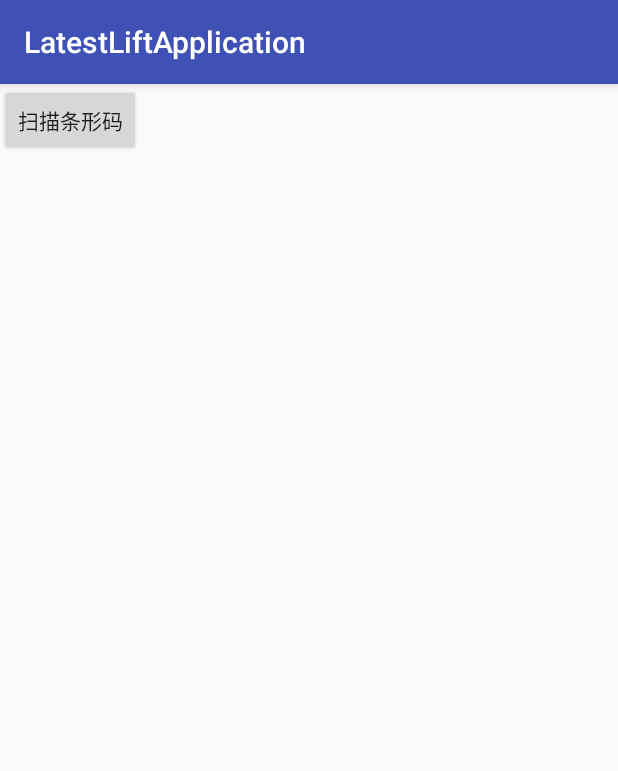
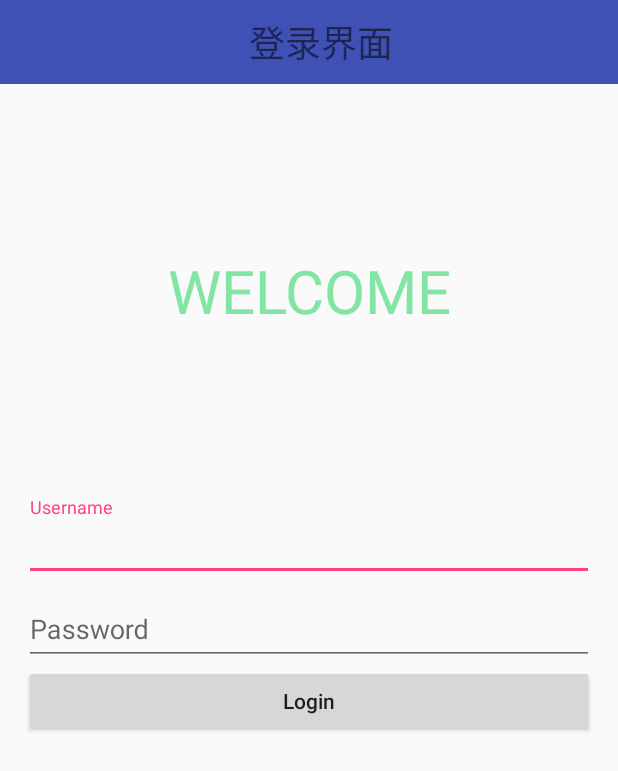
Before and after one commit to seuxxd/LatestLiftApplication, an Android app: the screen it shows after launch (UIActivity before the commit, LoginActivity after it), on a phone screen of 412 x 824 dp. Shown: the top 771 px of the screen. Run offline under Robolectric (Android 15) with nearby library versions, the phone set to English and light mode, and no system bars; our stand-ins replace ButterKnife.

Commit message:
2017-09-11 第二次更新

```diff
--- a/app/build.gradle
+++ b/app/build.gradle
@@ -35,4 +35,5 @@ dependencies {
     compile 'com.google.code.gson:gson:2.8.1'
     compile 'com.jakewharton:butterknife:8.8.1'
     annotationProcessor 'com.jakewharton:butterknife-compiler:8.8.1'
+    compile 'com.android.support:design:25.3.1'
 }
--- a/app/src/main/AndroidManifest.xml
+++ b/app/src/main/AndroidManifest.xml
@@ -2,11 +2,10 @@
 <manifest xmlns:android="http://schemas.android.com/apk/res/android"
           package="com.product.xxd.latestliftapplication">
 
-    <!--权限设置-->
-    <!--Zxing库是一个二维码扫描库，需要相机的使用权限-->
+    <!-- 权限设置 -->
+    <!-- Zxing库是一个二维码扫描库，需要相机的使用权限 -->
     <uses-permission android:name="android.permission.CAMERA"/>
     <uses-permission android:name="android.permission.VIBRATE"/>
-
 
     <application
         android:allowBackup="true"
@@ -15,14 +14,17 @@
         android:supportsRtl="true"
         android:theme="@style/AppTheme">
         <activity android:name=".UIActivity">
+
+        </activity>
+        <!-- 这个是扫描条形码的activity，不需要其他的任何设置，声明一下即可 -->
+        <activity android:name="zxing.activity.CaptureActivity"/>
+        <activity android:name=".LoginActivity">
             <intent-filter>
                 <action android:name="android.intent.action.MAIN"/>
 
                 <category android:name="android.intent.category.LAUNCHER"/>
             </intent-filter>
         </activity>
-        <!--这个是扫描条形码的activity，不需要其他的任何设置，声明一下即可-->
-        <activity android:name="zxing.activity.CaptureActivity"/>
     </application>
 
 </manifest>
--- /dev/null
+++ b/app/src/main/java/com/product/xxd/latestliftapplication/LoginActivity.java
@@ -0,0 +1,54 @@
+package com.product.xxd.latestliftapplication;
+
+import android.os.PersistableBundle;
+import android.support.design.widget.TextInputLayout;
+import android.support.v7.app.AppCompatActivity;
+import android.os.Bundle;
+import android.support.v7.widget.Toolbar;
+import android.text.Editable;
+import android.text.TextWatcher;
+import android.view.MotionEvent;
+import android.view.View;
+import android.widget.EditText;
+import android.widget.TextView;
+
+import butterknife.BindString;
+import butterknife.BindView;
+import butterknife.ButterKnife;
+
+public class LoginActivity extends AppCompatActivity {
+
+//    用户名的管理布局
+    @BindView(R.id.textinputuser)
+    TextInputLayout mUsernameTextInput;
+//    用户名的编辑框
+    @BindView(R.id.username)
+    EditText mUsername;
+//    密码的管理布局
+    @BindView(R.id.textinputpass)
+    TextInputLayout mPasswordTextInput;
+//    密码的编辑框
+    @BindView(R.id.password)
+    EditText mPassword;
+//    工具栏的引用
+    @BindView(R.id.login_toolbar)
+    Toolbar mToolbar;
+    @BindView(R.id.toolbar_title)
+    TextView mToolbarTitle;
+//    字符串的绑定
+    @BindString(R.string.login_title)
+    String mTitleString;
+
+    @Override
+    protected void onCreate(Bundle savedInstanceState) {
+        super.onCreate(savedInstanceState);
+        setContentView(R.layout.activity_login);
+        ButterKnife.bind(this);
+        mUsernameTextInput.setHint("Username");
+        mPasswordTextInput.setHint("Password");
+//        mToolbar.setTitle(mTitle);
+        mToolbarTitle.setText(mTitleString);
+        setSupportActionBar(mToolbar);
+    }
+
+}
--- a/app/src/main/java/com/product/xxd/latestliftapplication/UIActivity.java
+++ b/app/src/main/java/com/product/xxd/latestliftapplication/UIActivity.java
@@ -15,10 +15,15 @@ import zxing.activity.CaptureActivity;
 
 public class UIActivity extends AppCompatActivity {
 
+//    调试用的标记
     private static final String TAG = "UIActivity";
+//    上传时的设备编号
+    private String mLiftInfo ;
 
+//    扫描二维码的按键
     @BindView(R.id.scan_button)
     Button mButtonScanCode;
+//    二维码扫描按钮的事件响应
     @OnClick(R.id.scan_button)
     public void scan_button(){
         Log.i(TAG, "scanCode: " + "pressed");
@@ -44,10 +49,11 @@ public class UIActivity extends AppCompatActivity {
 //            这个是扫描二维码的Activity处理部分
             case ActivityResultCode.SCAN_REQUEST_CODE:
                 if (resultCode == ActivityResultCode.SCAN_RESULT_OK){
-                    Log.i(TAG, "onActivityResult: " + data.getStringExtra("result"));
+                    Toast.makeText(this, "扫码成功", Toast.LENGTH_SHORT).show();
+                    mLiftInfo = data.getStringExtra("result");
                 }
                 else if (resultCode == ActivityResultCode.SCAN_RESULT_FAILED){
-                    Log.i(TAG, "onActivityResult: " + "scanfailed");
+                    Toast.makeText(this, "扫码失败，请重试", Toast.LENGTH_SHORT).show();
                 }
                 break;
             default:
--- /dev/null
+++ b/app/src/main/res/layout/activity_login.xml
@@ -0,0 +1,77 @@
+<?xml version="1.0" encoding="utf-8"?>
+<LinearLayout
+    xmlns:android="http://schemas.android.com/apk/res/android"
+    xmlns:tools="http://schemas.android.com/tools"
+    android:id="@+id/activity_login"
+    android:layout_width="match_parent"
+    android:layout_height="match_parent"
+    android:orientation="vertical"
+    tools:context="com.product.xxd.latestliftapplication.LoginActivity">
+
+    <!--toolbar的引用-->
+    <include layout="@layout/toolbar"/>
+    <!--欢迎界面-->
+    <LinearLayout
+        android:id="@+id/welcome_section"
+        android:layout_weight="0.4"
+        android:orientation="vertical"
+        android:layout_width="match_parent"
+        android:layout_height="wrap_content">
+        <TextView
+            android:id="@+id/welcome_title"
+            android:textSize="40sp"
+            android:gravity="center"
+            android:text="@string/welcome_title"
+            android:textColor="#83e5a4"
+            android:layout_width="match_parent"
+            android:layout_height="match_parent"/>
+    </LinearLayout>
+
+    <!--用户名以及密码区域-->
+    <RelativeLayout
+        android:layout_weight="0.6"
+        android:layout_width="match_parent"
+        android:layout_height="wrap_content">
+        <android.support.design.widget.TextInputLayout
+            android:id="@+id/textinputuser"
+            android:layout_marginLeft="16dp"
+            android:layout_marginRight="16dp"
+            android:layout_width="match_parent"
+            android:layout_height="wrap_content">
+            <EditText
+                android:id="@+id/username"
+                android:hint="@string/username_hint"
+                android:layout_width="match_parent"
+                android:layout_height="wrap_content"/>
+        </android.support.design.widget.TextInputLayout>
+
+
+        <!--密码-->
+        <android.support.design.widget.TextInputLayout
+            android:id="@+id/textinputpass"
+            android:layout_alignParentStart="true"
+            android:layout_below="@id/textinputuser"
+            android:layout_marginLeft="16dp"
+            android:layout_marginRight="16dp"
+            android:layout_width="match_parent"
+            android:layout_height="wrap_content">
+            <EditText
+                android:id="@+id/password"
+                android:hint="@string/password_hint"
+                android:inputType="textPassword"
+                android:layout_width="match_parent"
+                android:layout_height="wrap_content"/>
+        </android.support.design.widget.TextInputLayout>
+
+        <Button
+            android:id="@+id/login_button"
+            android:layout_below="@id/textinputpass"
+            android:layout_marginLeft="16dp"
+            android:layout_marginRight="16dp"
+            android:text="@string/login_button"
+            android:textAllCaps="false"
+            android:layout_width="match_parent"
+            android:layout_height="wrap_content"/>
+    </RelativeLayout>
+
+</LinearLayout>
--- /dev/null
+++ b/app/src/main/res/layout/toolbar.xml
@@ -0,0 +1,16 @@
+<?xml version="1.0" encoding="utf-8"?>
+<android.support.v7.widget.Toolbar
+    xmlns:android="http://schemas.android.com/apk/res/android"
+    android:id="@+id/login_toolbar"
+    android:minHeight="?attr/actionBarSize"
+    android:background="?attr/colorPrimary"
+    android:layout_width="match_parent"
+    android:layout_height="wrap_content">
+    <TextView
+        android:id="@+id/toolbar_title"
+        android:gravity="center"
+        android:textSize="24sp"
+        android:singleLine="true"
+        android:layout_width="match_parent"
+        android:layout_height="match_parent"/>
+</android.support.v7.widget.Toolbar>
--- /dev/null
+++ b/app/src/main/res/values-w820dp/dimens.xml
@@ -0,0 +1,6 @@
+<resources>
+    <!-- Example customization of dimensions originally defined in res/values/dimens.xml
+         (such as screen margins) for screens with more than 820dp of available width. This
+         would include 7" and 10" devices in landscape (~960dp and ~1280dp respectively). -->
+    <dimen name="activity_horizontal_margin">64dp</dimen>
+</resources>
--- /dev/null
+++ b/app/src/main/res/values/dimens.xml
@@ -0,0 +1,5 @@
+<resources>
+    <!-- Default screen margins, per the Android Design guidelines. -->
+    <dimen name="activity_horizontal_margin">16dp</dimen>
+    <dimen name="activity_vertical_margin">16dp</dimen>
+</resources>
--- a/app/src/main/res/values/strings.xml
+++ b/app/src/main/res/values/strings.xml
@@ -1,4 +1,9 @@
 <resources>
     <string name="app_name">LatestLiftApplication</string>
     <string name="scan">扫描条形码</string>
+    <string name="username_hint">请输入用户名</string>
+    <string name="password_hint">请输入密码</string>
+    <string name="login_title">登录界面</string>
+    <string name="login_button">Login</string>
+    <string name="welcome_title">WELCOME</string>
 </resources>
--- a/app/src/main/res/values/styles.xml
+++ b/app/src/main/res/values/styles.xml
@@ -1,7 +1,7 @@
 <resources>
 
     <!-- Base application theme. -->
-    <style name="AppTheme" parent="Theme.AppCompat.Light.DarkActionBar">
+    <style name="AppTheme" parent="Theme.AppCompat.Light.NoActionBar">
         <!-- Customize your theme here. -->
         <item name="colorPrimary">@color/colorPrimary</item>
         <item name="colorPrimaryDark">@color/colorPrimaryDark</item>
```
